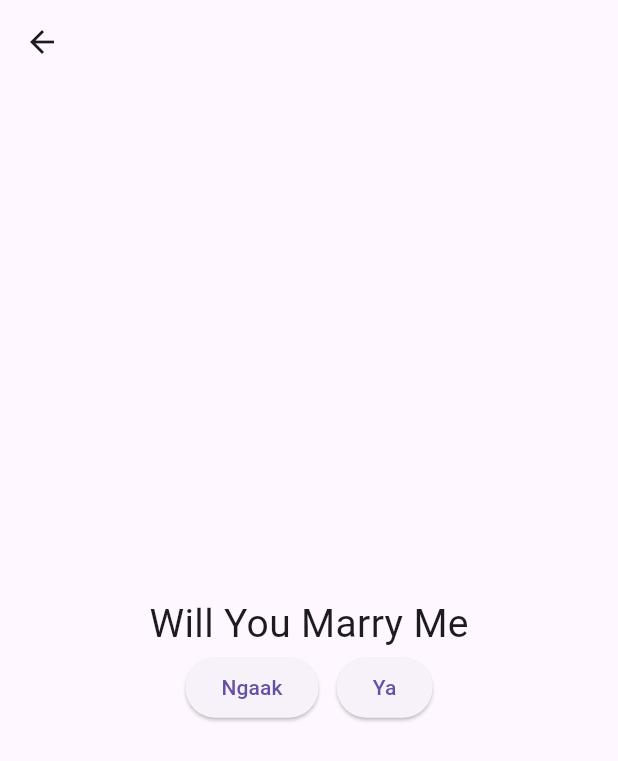
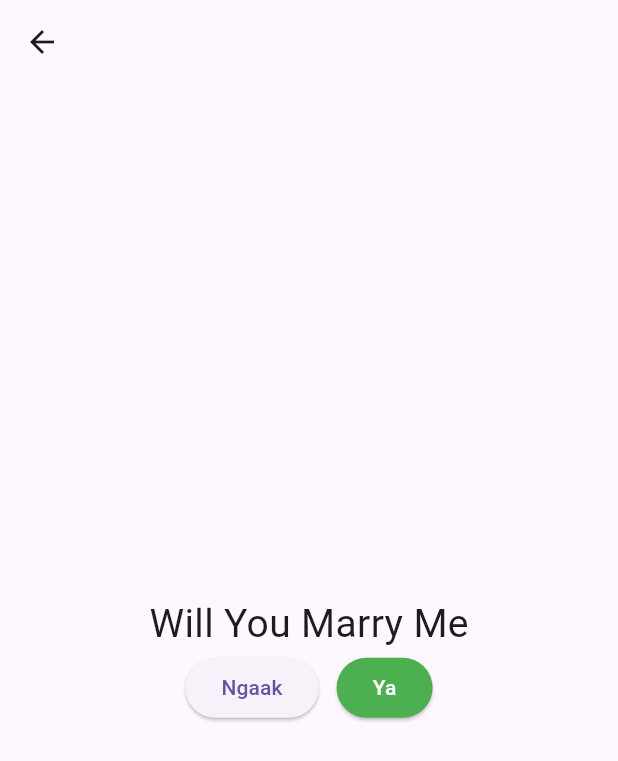
Before and after one commit to HeraSetiawan/gso102_flutter, a Flutter app: the DetailPage screen opened directly, after a tap on "aku mau ngomong sesuatu", on a phone screen of 412 x 824 dp. Shown: the top 761 px of the screen. Run offline on Flutter 3.47's test engine with Material 3 defaults, Android fonts, the phone set to English and light mode, and no system bars; network calls fail.

Commit message:
pertemuan 14

```diff
--- a/lib/detail.dart
+++ b/lib/detail.dart
@@ -14,13 +14,25 @@ class DetailPage extends StatelessWidget {
           mainAxisAlignment: MainAxisAlignment.center,
           children: [
             ElevatedButton(
+                onPressed: () => Navigator.push(
+                    context,
+                    MaterialPageRoute(
+                        builder: (context) => NewScreen(pesan: "Ganti Layar"))),
+                child: Text("Replace Screen")),
+            ElevatedButton(
                 onPressed: () {
-                  Navigator.push(
+                  Future<dynamic> hasil = Navigator.push(
                       context,
                       MaterialPageRoute(
                         builder: (context) =>
                             const NewScreen(pesan: "Will You Marry Me"),
                       ));
+                  hasil.then(
+                      (value) => ScaffoldMessenger.of(context).showSnackBar(
+                            SnackBar(
+                              content: Text(value),
+                            ),
+                          ));
                 },
                 child: const Text("aku mau ngomong sesuatu")),
           ],
@@ -51,13 +63,17 @@ class NewScreen extends StatelessWidget {
                 children: [
                   ElevatedButton(
                       onPressed: () => Navigator.pop(context),
-                      child: Text('Ngaak')),
-                  SizedBox(
+                      child: const Text('Ngaak')),
+                  const SizedBox(
                     width: 12,
                   ),
                   ElevatedButton(
-                      onPressed: () => Navigator.pop(context),
-                      child: Text('Ya')),
+                      style: const ButtonStyle(
+                          foregroundColor: WidgetStatePropertyAll(Colors.white),
+                          backgroundColor:
+                              WidgetStatePropertyAll(Colors.green)),
+                      onPressed: () => Navigator.pop(context, 'Happy Marriage'),
+                      child: const Text('Ya')),
                 ],
               )
             ],
```
